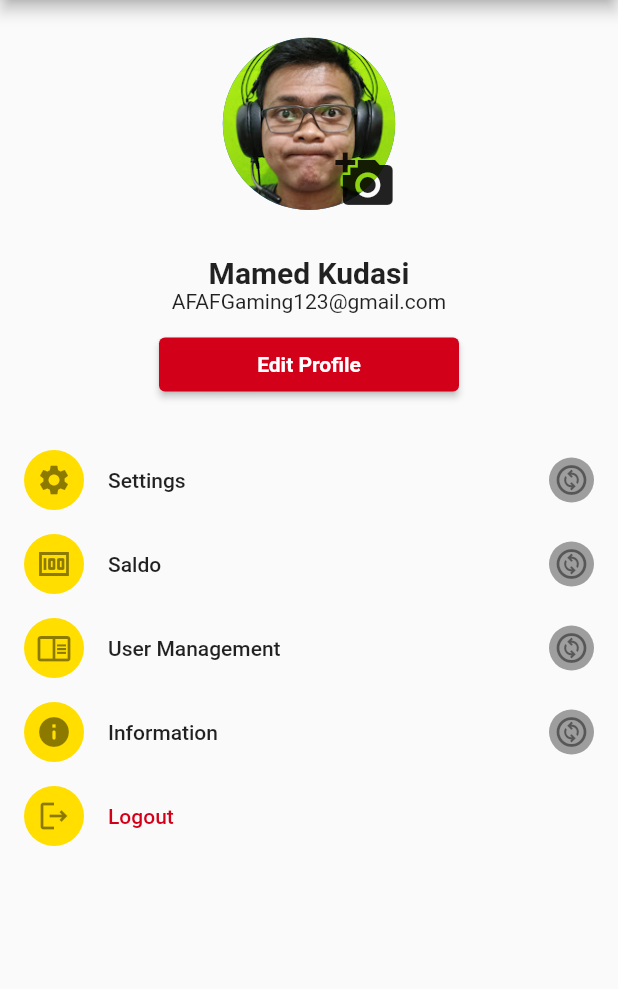
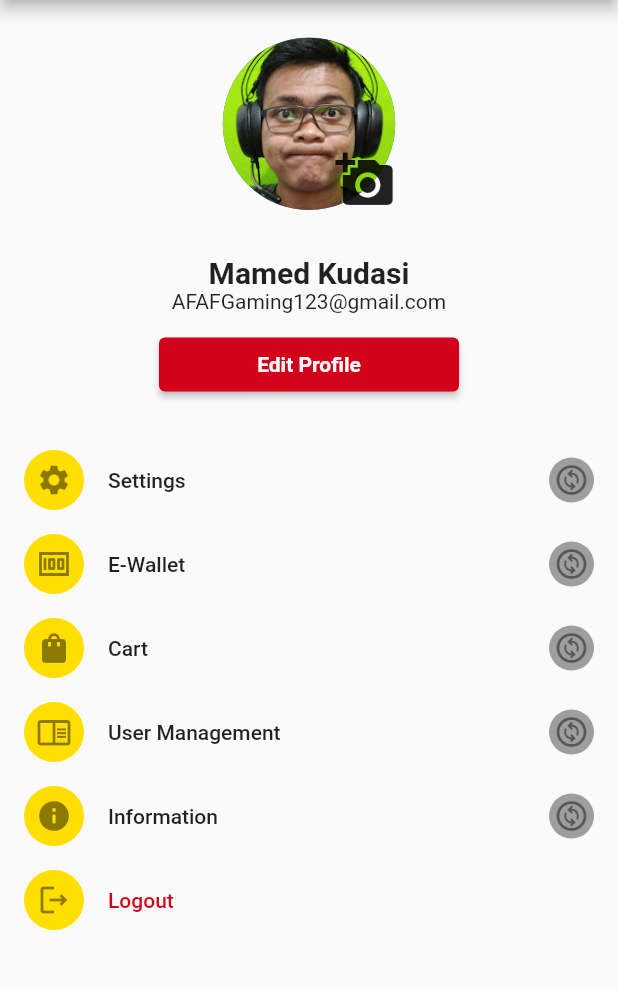
Before and after one commit to glenrioariesto/menu_master, a Flutter app: the Profile screen opened by its route, on a phone screen of 412 x 824 dp, the part 84-1073 px from its top. Run offline on Flutter 3.47's test engine with Material 2 defaults, Android fonts, the phone set to English and light mode, and no system bars; our stand-ins replace firebase_auth, firebase_core, flutter_svg; accounts and stored records are empty.

Commit message:
remake homepage tipis tipis

```diff
--- /dev/null
+++ b/lib/controller/auth_log.dart
@@ -0,0 +1 @@
+//cuaks
--- a/lib/widgets/widgets_drawerhome.dart
+++ b/lib/random/(simpanan).dart
@@ -1,3 +1,4 @@
+// ignore: file_names
 import 'package:flutter/material.dart';
 import 'package:menu_master/shared/constants.dart';
 import 'package:menu_master/view/profile/profile.dart';
--- a/lib/view/profile/displayprofile.dart
+++ b/lib/view/profile/displayprofile.dart
@@ -13,8 +13,13 @@ class Displayprofile extends StatelessWidget {
         onPress: () {},
       ),
       Displayprof(
-        title: 'Saldo',
+        title: 'E-Wallet',
         icon: Icons.money,
+        onPress: () {},
+      ),
+      Displayprof(
+        title: 'Cart',
+        icon: Icons.shopping_bag,
         onPress: () {},
       ),
       Displayprof(
```
Also changed, not shown: lib/view/home.dart (+14 -3 lines).
